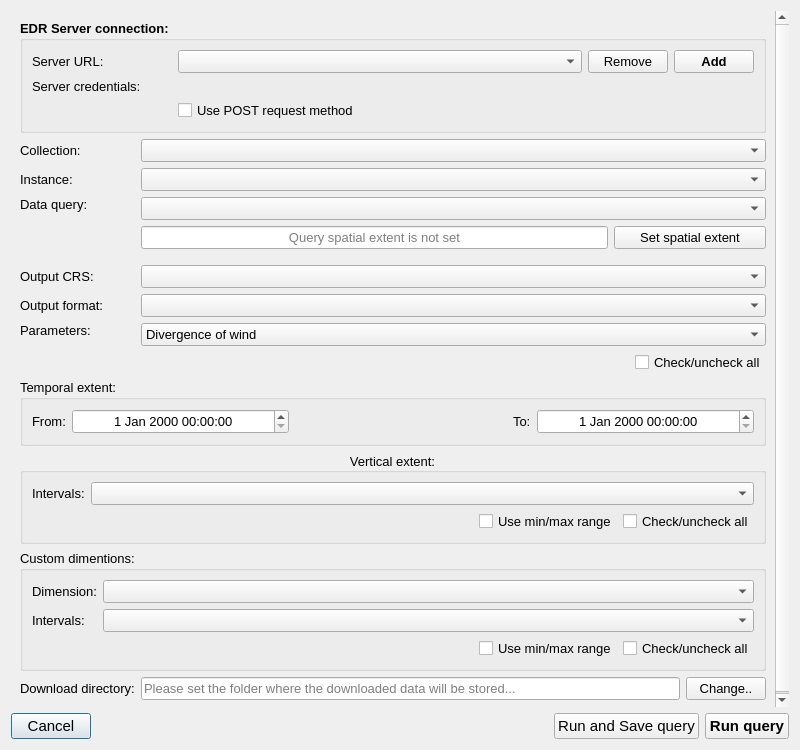
Before: the Qt Designer form edr_plugin/gui/ui/edr.ui in Gugym/qgis-plugin-edr, drawn with Qt 5.
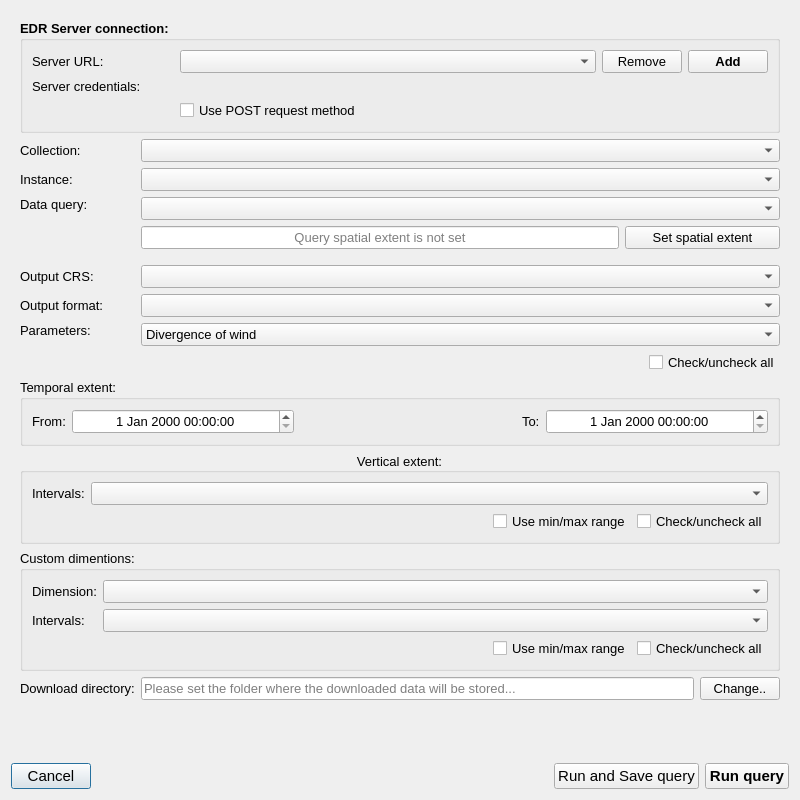
After: the same form once the commit is applied. Custom widgets are drawn as their Qt base class.

The edit to the form file:
```diff
--- a/edr_plugin/gui/ui/edr.ui
+++ b/edr_plugin/gui/ui/edr.ui
@@ -7,7 +7,7 @@
     <x>0</x>
     <y>0</y>
     <width>800</width>
-    <height>750</height>
+    <height>800</height>
    </rect>
   </property>
   <property name="windowTitle">
@@ -92,7 +92,7 @@
         <x>0</x>
         <y>0</y>
         <width>782</width>
-        <height>698</height>
+        <height>748</height>
        </rect>
       </property>
       <layout class="QGridLayout" name="gridLayout_8">
```
